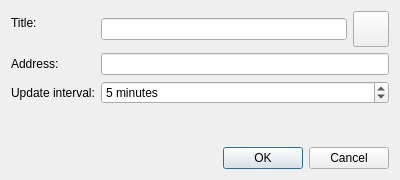
Old version of the form src/ui/FeedPropertiesDialog.ui in the repository OtterBrowser/otter-browser.
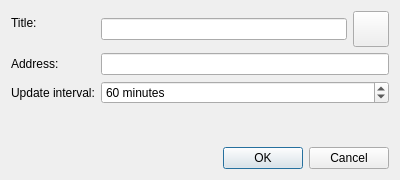
New version of the form. Custom widgets are drawn as their Qt base class.

Commit message: Increase suggested update interval to one hour

```diff
--- a/src/ui/FeedPropertiesDialog.ui
+++ b/src/ui/FeedPropertiesDialog.ui
@@ -87,7 +87,7 @@
         <number>10080</number>
        </property>
        <property name="value">
-        <number>5</number>
+        <number>60</number>
        </property>
       </widget>
      </item>
```
